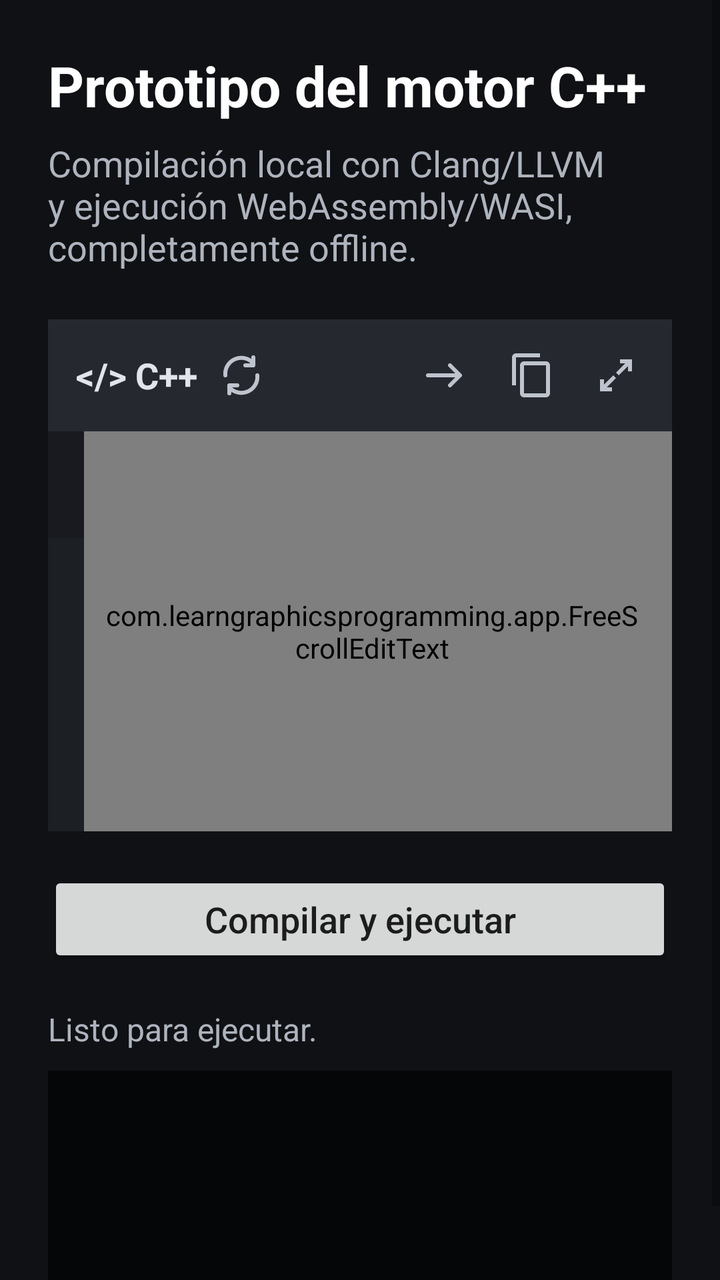
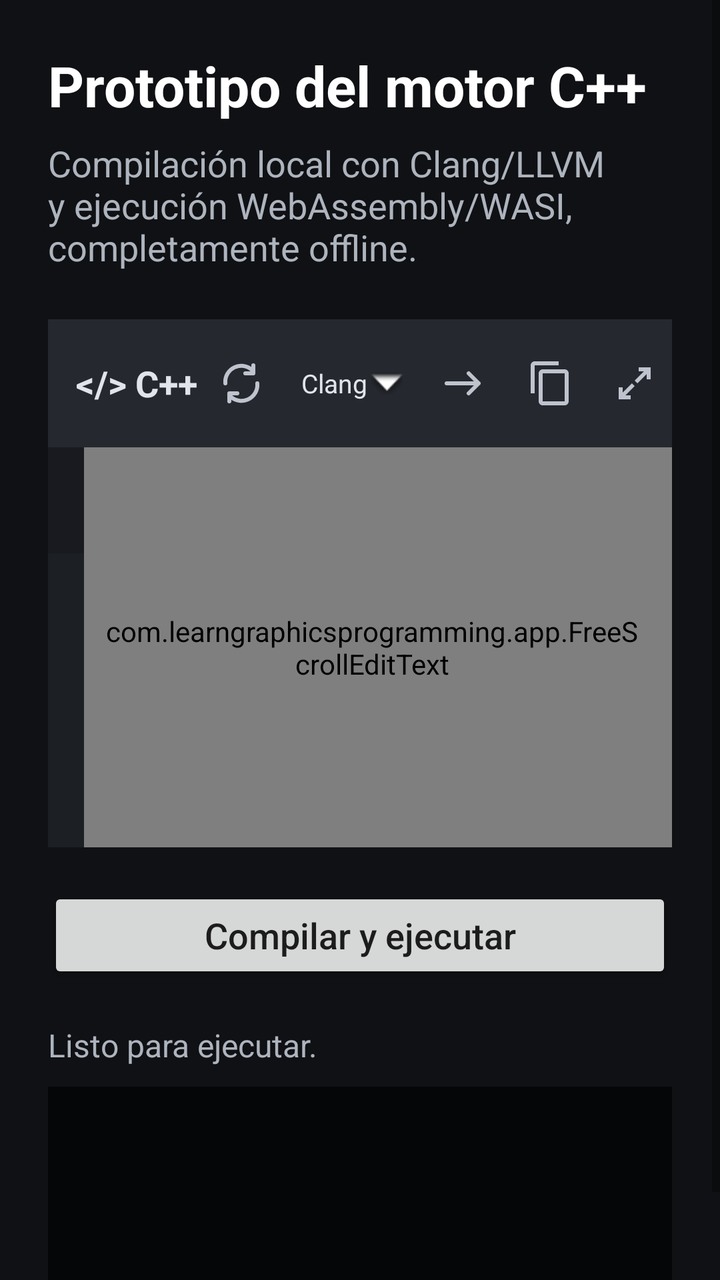

Screens rendered from an Android XML layout before and after an edit, with the pre-edit source and the edit as a unified diff.
<!-- AndroidManifest.xml: application theme Theme.LearnGraphicsProgramming -->
<!-- res/layout/activity_cpp_prototype.xml -->
<?xml version="1.0" encoding="utf-8"?>
<LinearLayout
    xmlns:android="http://schemas.android.com/apk/res/android"
    android:layout_width="match_parent"
    android:layout_height="match_parent"
    android:background="#101114"
    android:orientation="vertical">

    <ScrollView
        android:id="@+id/compilerScroll"
        android:layout_width="match_parent"
        android:layout_height="0dp"
        android:layout_weight="1"
        android:clipChildren="false"
        android:clipToPadding="false"
        android:fillViewport="true">

    <LinearLayout
        android:id="@+id/compilerContent"
        android:layout_width="match_parent"
        android:layout_height="wrap_content"
        android:clipChildren="false"
        android:clipToPadding="false"
        android:orientation="vertical"
        android:padding="24dp">

        <TextView
            android:layout_width="match_parent"
            android:layout_height="wrap_content"
            android:text="@string/cpp_runtime_title"
            android:textColor="#FFFFFF"
            android:textSize="28sp"
            android:textStyle="bold" />

        <TextView
            android:layout_width="match_parent"
            android:layout_height="wrap_content"
            android:layout_marginTop="8dp"
            android:text="@string/cpp_runtime_description"
            android:textColor="#AEB4BE"
            android:textSize="18sp" />

        

        <LinearLayout
            android:id="@+id/codeCard"
            android:layout_width="match_parent"
            android:layout_height="wrap_content"
            android:layout_marginTop="24dp"
            android:orientation="vertical">

            

            <LinearLayout
                android:id="@+id/codeHeader"
                android:layout_width="match_parent"
                android:layout_height="wrap_content"
                android:background="#25282E"
                android:gravity="center_vertical"
                android:orientation="horizontal"
                android:paddingStart="14dp"
                android:paddingTop="8dp"
                android:paddingEnd="8dp"
                android:paddingBottom="8dp">

                <TextView
                    android:layout_width="wrap_content"
                    android:layout_height="wrap_content"
                    android:text="@string/cpp_code_symbol"
                    android:textColor="#E1E4EB"
                    android:textSize="18sp"
                    android:textStyle="bold" />

                <TextView
                    android:id="@+id/resetCodeButton"
                    android:layout_width="wrap_content"
                    android:layout_height="wrap_content"
                    android:contentDescription="@string/exercise_reset_code"
                    android:gravity="center"
                    android:paddingStart="10dp"
                    android:paddingTop="8dp"
                    android:paddingEnd="10dp"
                    android:paddingBottom="8dp"
                    android:drawableStart="@drawable/ic_code_reset" />

                <View
                    android:layout_width="0dp"
                    android:layout_height="1dp"
                    android:layout_weight="1" />

                <TextView
                    android:id="@+id/alignCodeButton"
                    android:layout_width="wrap_content"
                    android:layout_height="wrap_content"
                    android:contentDescription="@string/exercise_wrap_disabled"
                    android:gravity="center"
                    android:paddingStart="10dp"
                    android:paddingTop="8dp"
                    android:paddingEnd="10dp"
                    android:paddingBottom="8dp"
                    android:drawableStart="@drawable/ic_code_wrap_off" />

                <TextView
                    android:id="@+id/copyCodeButton"
                    android:layout_width="wrap_content"
                    android:layout_height="wrap_content"
                    android:contentDescription="@string/copy_code"
                    android:gravity="center"
                    android:paddingStart="10dp"
                    android:paddingTop="8dp"
                    android:paddingEnd="10dp"
                    android:paddingBottom="8dp"
                    android:drawableStart="@drawable/ic_code_copy" />

                <TextView
                    android:id="@+id/fullscreenCodeButton"
                    android:layout_width="wrap_content"
                    android:layout_height="wrap_content"
                    android:contentDescription="@string/exercise_fullscreen"
                    android:gravity="center"
                    android:padding="8dp"
                    android:drawableStart="@drawable/ic_code_fullscreen" />

            </LinearLayout>

            

            <LinearLayout
                android:id="@+id/codeEditorBody"
                android:layout_width="match_parent"
                android:layout_height="wrap_content"
                android:background="#1C1F24"
                android:baselineAligned="false"
                android:minHeight="200dp"
                android:orientation="horizontal">

                

                <ScrollView
                    android:id="@+id/lineNumberScroll"
                    android:layout_width="18dp"
                    android:layout_height="match_parent"
                    android:scrollbars="none"
                    android:overScrollMode="never">

                <TextView
                    android:id="@+id/lineNumbers"
                    android:layout_width="match_parent"
                    android:layout_height="wrap_content"
                    android:background="#181A1F"
                    android:fontFamily="monospace"
                    android:gravity="top|end"
                    android:includeFontPadding="false"
                    android:paddingStart="0dp"
                    android:paddingTop="16dp"
                    android:paddingEnd="3dp"
                    android:paddingBottom="16dp"
                    android:textColor="#6F7782"
                    android:textSize="18sp" />

                </ScrollView>

                

                <FrameLayout
                    android:id="@+id/editorContainer"
                    android:layout_width="0dp"
                    android:layout_height="match_parent"
                    android:layout_weight="1">

                <com.learngraphicsprogramming.app.FreeScrollEditText
                    android:id="@+id/sourceCode"
                    android:layout_width="match_parent"
                    android:layout_height="match_parent"
                    android:background="@android:color/transparent"
                    android:fontFamily="monospace"
                    android:gravity="top|start"
                    android:includeFontPadding="false"
                    android:inputType="textMultiLine|textNoSuggestions"
                    android:overScrollMode="never"
                    android:paddingStart="10dp"
                    android:paddingTop="16dp"
                    android:paddingEnd="16dp"
                    android:paddingBottom="16dp"
                    android:scrollHorizontally="true"
                    android:scrollbars="none"
                    android:textColor="#E6EDF3"
                    android:textSize="18sp" />

                <SeekBar
                    android:id="@+id/editorVerticalBar"
                    android:layout_width="180dp"
                    android:layout_height="28dp"
                    android:layout_gravity="end|center_vertical"
                    android:layout_marginEnd="-76dp"
                    android:rotation="90"
                    android:max="0"
                    android:splitTrack="false"
                    android:contentDescription="@string/code_scroll_vertical"
                    android:visibility="gone" />

                </FrameLayout>

            </LinearLayout>

            <SeekBar
                android:id="@+id/editorHorizontalBar"
                android:layout_width="match_parent"
                android:layout_height="28dp"
                android:max="0"
                android:splitTrack="false"
                android:contentDescription="@string/code_scroll_horizontal"
                android:visibility="gone" />

        </LinearLayout>

        <Button
            android:id="@+id/runButton"
            android:layout_width="match_parent"
            android:layout_height="wrap_content"
            android:layout_marginTop="20dp"
            android:text="@string/cpp_runtime_run"
            android:textAllCaps="false"
            android:textSize="18sp" />

        <TextView
            android:id="@+id/statusText"
            android:layout_width="match_parent"
            android:layout_height="wrap_content"
            android:layout_marginTop="20dp"
            android:text="@string/cpp_runtime_ready"
            android:textColor="#AEB4BE"
            android:textSize="16sp" />

        <TextView
            android:id="@+id/outputText"
            android:layout_width="match_parent"
            android:layout_height="wrap_content"
            android:layout_marginTop="10dp"
            android:background="#050607"
            android:fontFamily="monospace"
            android:minHeight="120dp"
            android:padding="18sp"
            android:textColor="#79E29D"
            android:textIsSelectable="true"
            android:textSize="18sp" />

        
        <LinearLayout
            android:id="@+id/clangCompilerSelectorSection"
            android:layout_width="match_parent"
            android:layout_height="wrap_content"
            android:layout_marginTop="16dp"
            android:orientation="vertical"
            android:visibility="gone">

            <TextView
                android:layout_width="match_parent"
                android:layout_height="wrap_content"
                android:text="@string/clang_compiler_selector_title"
                android:textColor="#E6EDF3"
                android:textSize="16sp" />

            <RadioGroup
                android:id="@+id/clangCompilerRadioGroup"
                android:layout_width="match_parent"
                android:layout_height="wrap_content"
                android:orientation="vertical">

                <RadioButton
                    android:id="@+id/clang23RadioButton"
                    android:layout_width="wrap_content"
                    android:layout_height="wrap_content"
                    android:checked="true"
                    android:text="@string/clang_compiler_23"
                    android:textColor="#E6EDF3" />

                <RadioButton
                    android:id="@+id/clang21RadioButton"
                    android:layout_width="wrap_content"
                    android:layout_height="wrap_content"
                    android:layout_marginTop="8dp"
                    android:enabled="false"
                    android:text="@string/clang_compiler_21"
                    android:textColor="#E6EDF3" />
            </RadioGroup>

            <TextView
                android:id="@+id/clangCompilerAvailability"
                android:layout_width="match_parent"
                android:layout_height="wrap_content"
                android:layout_marginTop="8dp"
                android:textColor="#AEB4BE"
                android:textSize="14sp" />
        </LinearLayout>

        
        <LinearLayout
            android:id="@+id/clang21FeatureSection"
            android:layout_width="match_parent"
            android:layout_height="wrap_content"
            android:layout_marginTop="24dp"
            android:orientation="vertical"
            android:visibility="gone">

            <TextView
                android:layout_width="match_parent"
                android:layout_height="wrap_content"
                android:text="@string/clang21_feature_title"
                android:textColor="#FFFFFF"
                android:textSize="20sp"
                android:textStyle="bold" />

            <TextView
                android:layout_width="match_parent"
                android:layout_height="wrap_content"
                android:layout_marginTop="8dp"
                android:text="@string/clang21_panel_description"
                android:textColor="#AEB4BE"
                android:textSize="15sp" />

            <TextView
                android:id="@+id/clang21FeatureStatus"
                android:layout_width="match_parent"
                android:layout_height="wrap_content"
                android:layout_marginTop="12dp"
                android:accessibilityLiveRegion="polite"
                android:text="@string/clang21_not_installed"
                android:textColor="#D5DBE6"
                android:textSize="15sp" />

            <TextView
                android:id="@+id/clang21ExecutionUnavailable"
                android:layout_width="match_parent"
                android:layout_height="wrap_content"
                android:layout_marginTop="8dp"
                android:text="@string/clang21_installed_unavailable"
                android:textColor="#F0C280"
                android:textSize="14sp"
                android:visibility="gone" />

            <ProgressBar
                android:id="@+id/clang21FeatureProgress"
                style="?android:attr/progressBarStyleHorizontal"
                android:layout_width="match_parent"
                android:layout_height="wrap_content"
                android:layout_marginTop="10dp"
                android:max="100"
                android:visibility="gone" />

            <LinearLayout
                android:layout_width="match_parent"
                android:layout_height="wrap_content"
                android:layout_marginTop="8dp"
                android:gravity="center_vertical"
                android:orientation="horizontal">

                <Button
                    android:id="@+id/clang21DownloadButton"
                    android:layout_width="0dp"
                    android:layout_height="wrap_content"
                    android:layout_weight="1"
                    android:text="@string/clang21_download"
                    android:textAllCaps="false" />

                <Button
                    android:id="@+id/clang21CancelButton"
                    android:layout_width="wrap_content"
                    android:layout_height="wrap_content"
                    android:layout_marginStart="8dp"
                    android:text="@string/clang21_cancel_download"
                    android:textAllCaps="false"
                    android:visibility="gone" />
            </LinearLayout>
        </LinearLayout>

    </LinearLayout>

    </ScrollView>

    
    <HorizontalScrollView
        android:id="@+id/programmingKeyboardBar"
        android:layout_width="match_parent"
        android:layout_height="52dp"
        android:background="#181A1F"
        android:fillViewport="false"
        android:overScrollMode="never"
        android:scrollbars="none"
        android:visibility="gone">

        <LinearLayout
            android:id="@+id/programmingKeyboardBarContent"
            android:layout_width="wrap_content"
            android:layout_height="match_parent"
            android:gravity="center_vertical"
            android:orientation="horizontal"
            android:paddingStart="4dp"
            android:paddingEnd="4dp" />
    </HorizontalScrollView>

</LinearLayout>
<!-- resources referenced by this layout -->
<resources>
  <!-- drawable ic_code_copy (drawable) -->
  <vector xmlns:android="http://schemas.android.com/apk/res/android"
      android:width="24dp"
      android:height="24dp"
      android:viewportWidth="24"
      android:viewportHeight="24">
  
      <path
          android:fillColor="#BEC3CD"
          android:pathData="M16,1H4C2.9,1 2,1.9 2,3V17H4V3H16V1ZM19,5H8C6.9,5 6,5.9 6,7V21C6,22.1 6.9,23 8,23H19C20.1,23 21,22.1 21,21V7C21,5.9 20.1,5 19,5ZM19,21H8V7H19V21Z" />
  
  </vector>
  <!-- drawable ic_code_fullscreen (drawable) -->
  <vector xmlns:android="http://schemas.android.com/apk/res/android"
      android:width="24dp"
      android:height="24dp"
      android:viewportWidth="24"
      android:viewportHeight="24">
  
      
      <path
          android:fillColor="#BEC3CD"
          android:pathData="M14,4H20V10H18V7.41L13.41,12L12,10.59L16.59,6H14V4Z" />
  
      
      <path
          android:fillColor="#BEC3CD"
          android:pathData="M10,20H4V14H6V16.59L10.59,12L12,13.41L7.41,18H10V20Z" />
  
  </vector>
  <!-- drawable ic_code_wrap_off (drawable) -->
  <vector xmlns:android="http://schemas.android.com/apk/res/android"
      android:width="24dp"
      android:height="24dp"
      android:viewportWidth="24"
      android:viewportHeight="24">
  
      <path
          android:fillColor="@android:color/transparent"
          android:strokeColor="#BEC3CD"
          android:strokeWidth="2"
          android:strokeLineCap="round"
          android:strokeLineJoin="round"
          android:pathData="M4,12 L20,12 M15,7 L20,12 L15,17" />
  
  </vector>
  <string name="clang21_cancel_download">Cancelar descarga</string>
  <string name="clang21_download">Descargar Clang 21</string>
  <string name="clang21_feature_title">Compilador Clang 21 opcional</string>
  <string name="clang21_installed_unavailable">Clang 21 está instalado, pero Android no puede ejecutar sus bibliotecas nativas desde esta instalación.</string>
  <string name="clang21_not_installed">Clang 21 no está instalado.</string>
  <string name="clang21_panel_description">Clang 23 es el compilador predeterminado. Puedes instalar el módulo opcional Clang 21 y seleccionarlo sin cambiar Clang 23.</string>
  <string name="clang_compiler_21">Clang 21 (opcional)</string>
  <string name="clang_compiler_23">Clang 23 (predeterminado)</string>
  <string name="clang_compiler_selector_title">Compilador para ejecutar este código</string>
  <string name="code_scroll_horizontal">Desplazamiento horizontal del código</string>
  <string name="code_scroll_vertical">Desplazamiento vertical del código</string>
  <string name="copy_code">Copiar</string>
  <string name="cpp_code_symbol" translatable="false">&lt;/&gt;  C++</string>
  <string name="cpp_runtime_description">Compilación local con Clang/LLVM y ejecución WebAssembly/WASI, completamente offline.</string>
  <string name="cpp_runtime_ready">Listo para ejecutar.</string>
  <string name="cpp_runtime_run">Compilar y ejecutar</string>
  <string name="cpp_runtime_title">Prototipo del motor C++</string>
  <string name="exercise_fullscreen">Pantalla completa</string>
  <string name="exercise_reset_code">Reiniciar código</string>
  <string name="exercise_wrap_disabled">Ajuste de línea desactivado</string>
  <color name="purple_500">#FF59F0FC</color>
  <color name="purple_700">#FF31848B</color>
  <color name="black">#FF000000</color>
  <color name="teal_200">#FF03DAC5</color>
  <color name="teal_700">#FF018786</color>
  <!-- unchanged entries left out for length: 2 -->
</resources>

<!-- the commit's change to res/layout/activity_cpp_prototype.xml (unified diff, before → after) -->
@@ -82,6 +82,25 @@
                     android:paddingEnd="10dp"
                     android:paddingBottom="8dp"
                     android:drawableStart="@drawable/ic_code_reset" />
+
+                <TextView
+                    android:id="@+id/clangCompilerMenuButton"
+                    android:layout_width="wrap_content"
+                    android:layout_height="wrap_content"
+                    android:minWidth="64dp"
+                    android:minHeight="48dp"
+                    android:background="?attr/selectableItemBackgroundBorderless"
+                    android:clickable="true"
+                    android:focusable="true"
+                    android:contentDescription="@string/clang_compiler_selector_title"
+                    android:drawableEnd="@android:drawable/arrow_down_float"
+                    android:drawablePadding="2dp"
+                    android:gravity="center"
+                    android:paddingStart="8dp"
+                    android:paddingEnd="8dp"
+                    android:text="@string/cpp_compiler_compact"
+                    android:textColor="#E1E4EB"
+                    android:textSize="13sp" />
 
                 <View
                     android:layout_width="0dp"
@@ -247,6 +266,14 @@
 
         
         <LinearLayout
+            android:id="@+id/clangCompilerSettingsHost"
+            android:layout_width="match_parent"
+            android:layout_height="wrap_content"
+            android:orientation="vertical"
+            android:padding="16dp"
+            android:visibility="gone">
+
+        <LinearLayout
             android:id="@+id/clangCompilerSelectorSection"
             android:layout_width="match_parent"
             android:layout_height="wrap_content"
@@ -372,6 +399,8 @@
                     android:textAllCaps="false"
                     android:visibility="gone" />
             </LinearLayout>
+        </LinearLayout>
+
         </LinearLayout>
 
     </LinearLayout>
<!-- resource entries referenced after the edit -->
@@ -59,6 +59,7 @@
   <string name="code_scroll_vertical">Desplazamiento vertical del código</string>
   <string name="copy_code">Copiar</string>
   <string name="cpp_code_symbol" translatable="false">&lt;/&gt;  C++</string>
+  <string name="cpp_compiler_compact">Clang</string>
   <string name="cpp_runtime_description">Compilación local con Clang/LLVM y ejecución WebAssembly/WASI, completamente offline.</string>
   <string name="cpp_runtime_ready">Listo para ejecutar.</string>
   <string name="cpp_runtime_run">Compilar y ejecutar</string>
